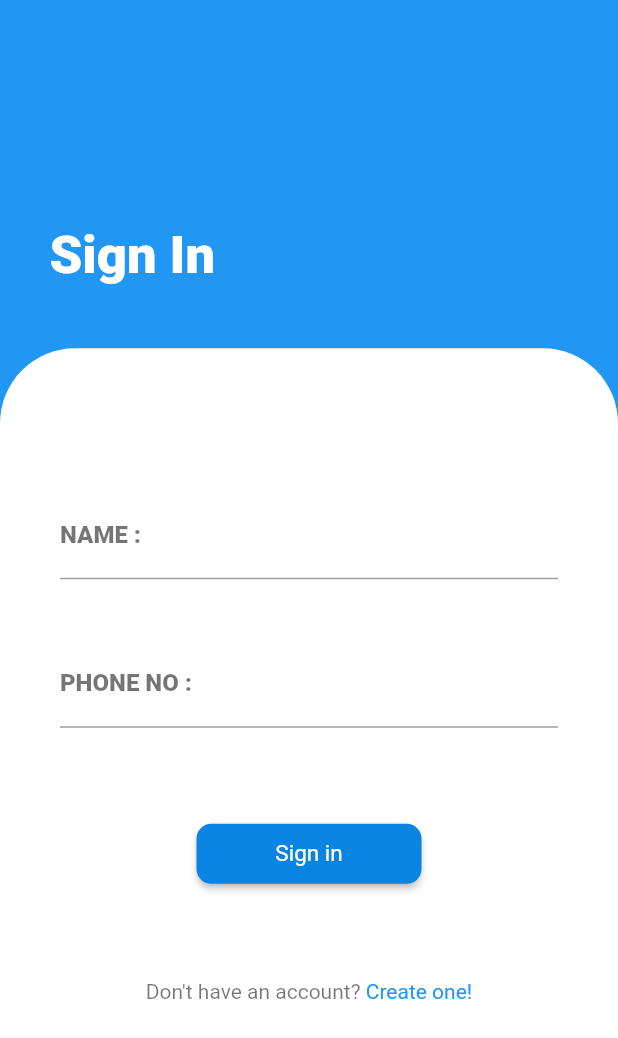
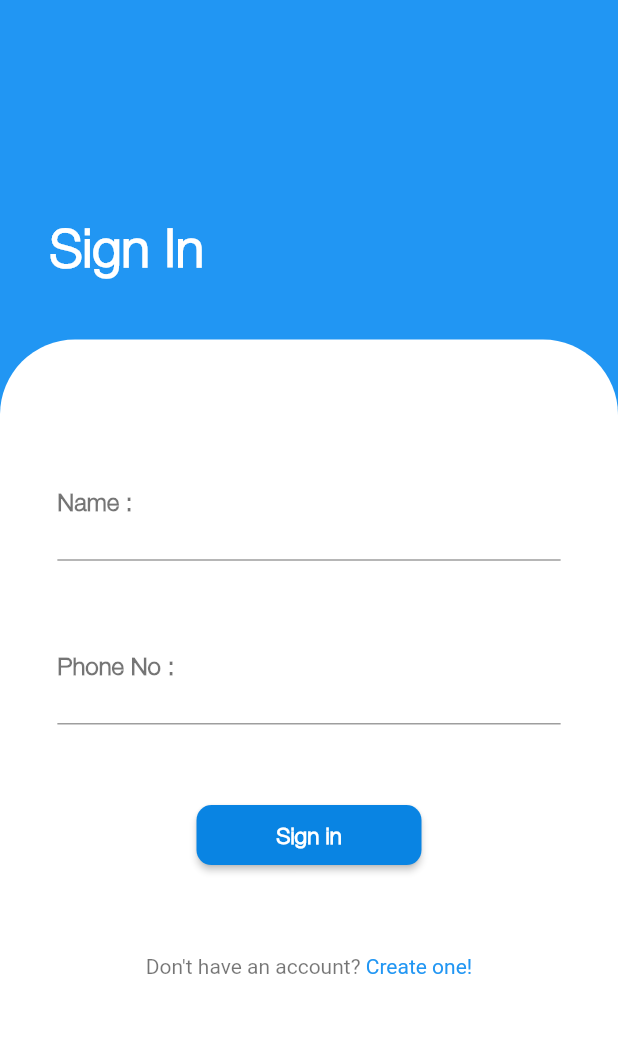
Before and after one commit to Geek-a-Byte/Foodonation, a Flutter app: the SignIn screen opened by its route, on a phone screen of 412 x 824 dp. Shown: the top 1038 px of the screen. Run offline on Flutter 3.47's test engine with Material 2 defaults, Android fonts, the phone set to English and light mode, and no system bars; our stand-ins replace google_fonts, shared_preferences; missing offline and left inert: flutter_awesome_alert_box; accounts and stored records are empty; Roboto replaces fonts that are missing (Avenir).

Commit message:
Sign in page made more beautiful :p

```diff
--- a/Foodonation/lib/SignUp.dart
+++ b/Foodonation/lib/SignUp.dart
@@ -347,7 +347,7 @@ class _SignUpState extends State<SignUp> {
                           children: [
                             new TextSpan(
                               text: "Already have an account? ",
-                              style: new TextStyle(color: Colors.black),
+                              style: new TextStyle(color: Colors.black54),
                             ),
                             new TextSpan(
                               text: 'Sign in!',
--- a/Foodonation/lib/signin.dart
+++ b/Foodonation/lib/signin.dart
@@ -104,7 +104,7 @@ class _SignInState extends State<SignIn> {
               children: [
                 Container(
                   margin: EdgeInsets.only(
-                    top: 150.0,
+                    top: MediaQuery.of(context).size.width * 0.35,
                     left: MediaQuery.of(context).size.width * 0.08,
                   ),
                   child: Column(
@@ -114,7 +114,7 @@ class _SignInState extends State<SignIn> {
                         'Sign In',
                         style: TextStyle(
                           color: Colors.white,
-                          fontFamily: 'Avenir',
+                          fontFamily: 'HelveticaNeue',
                           fontWeight: FontWeight.bold,
                           fontSize: 35,
                         ),
@@ -142,11 +142,11 @@ class _SignInState extends State<SignIn> {
                           mainAxisAlignment: MainAxisAlignment.center,
                           children: <Widget>[
                             Padding(
-                              padding: const EdgeInsets.only(
-                                top: 65.0,
-                                bottom: 30,
-                                left: 10,
-                                right: 10,
+                              padding: EdgeInsets.only(
+                                top: MediaQuery.of(context).size.height * 0.05,
+                                bottom: MediaQuery.of(context).size.height * 0.03,
+                                left: MediaQuery.of(context).size.height * 0.01,
+                                right: MediaQuery.of(context).size.height * 0.01,
                               ),
                               child: TextFormField(
                                 style: TextStyle(
@@ -154,16 +154,19 @@ class _SignInState extends State<SignIn> {
                                 ),
                                 controller: nameController,
                                 decoration: InputDecoration(
-                                  labelText: "Name : ".toUpperCase(),
+                                  labelText: "Name : ",
 
                                   labelStyle: TextStyle(
                                     fontSize: 16,
                                     color: Colors.black54,
+                                    fontFamily: 'HelveticaNeue',
                                     fontWeight: FontWeight.bold,
                                   ),
 
                                   hintText: "Your Name",
-
+                                  contentPadding: EdgeInsets.only(
+                                    bottom: MediaQuery.of(context).size.height * .05,
+                                  ),
                                   hintStyle: TextStyle(color: Colors.black54),
 
                                   enabledBorder: new UnderlineInputBorder(
@@ -183,23 +186,27 @@ class _SignInState extends State<SignIn> {
                               ),
                             ),
                             Padding(
-                              padding: const EdgeInsets.only(
-                                top: 10.0,
-                                bottom: 35,
-                                left: 10,
-                                right: 10,
+                              padding: EdgeInsets.only(
+                                top: MediaQuery.of(context).size.height * 0.01,
+                                bottom: MediaQuery.of(context).size.height * 0.03,
+                                left: MediaQuery.of(context).size.height * 0.01,
+                                right: MediaQuery.of(context).size.height * 0.01,
                               ),
                               child: TextFormField(
                                 controller: passwordcontroller,
                                 obscureText: true,
                                 decoration: InputDecoration(
-                                  labelText: "Phone No : ".toUpperCase(),
+                                  labelText: "Phone No : ",
 
-                                  hintText: "*********",
+                                  hintText: "01*********",
+                                  contentPadding: EdgeInsets.only(
+                                    bottom: MediaQuery.of(context).size.height * .05,
+                                  ),
 
                                   labelStyle: TextStyle(
                                     fontSize: 16,
                                     color: Colors.black54,
+                                    fontFamily: 'HelveticaNeue',
                                     fontWeight: FontWeight.bold,
                                   ),
 
@@ -239,7 +246,8 @@ class _SignInState extends State<SignIn> {
                                             style: TextStyle(
                                               fontSize: 15,
                                               color: Colors.white,
-                                              fontFamily: 'Avenir',
+                                              fontFamily: 'HelveticaNeue',
+                                              fontWeight: FontWeight.bold,
                                             ),
                                           ),
                                         ],
@@ -252,7 +260,10 @@ class _SignInState extends State<SignIn> {
                               ],
                             ),
                             Padding(
-                              padding: const EdgeInsets.all(35.0),
+                              padding: EdgeInsets.symmetric(
+                                vertical:
+                                    MediaQuery.of(context).size.width * .075,
+                              ),
                               child: new RichText(
                                 text: new TextSpan(
                                   children: [
```
